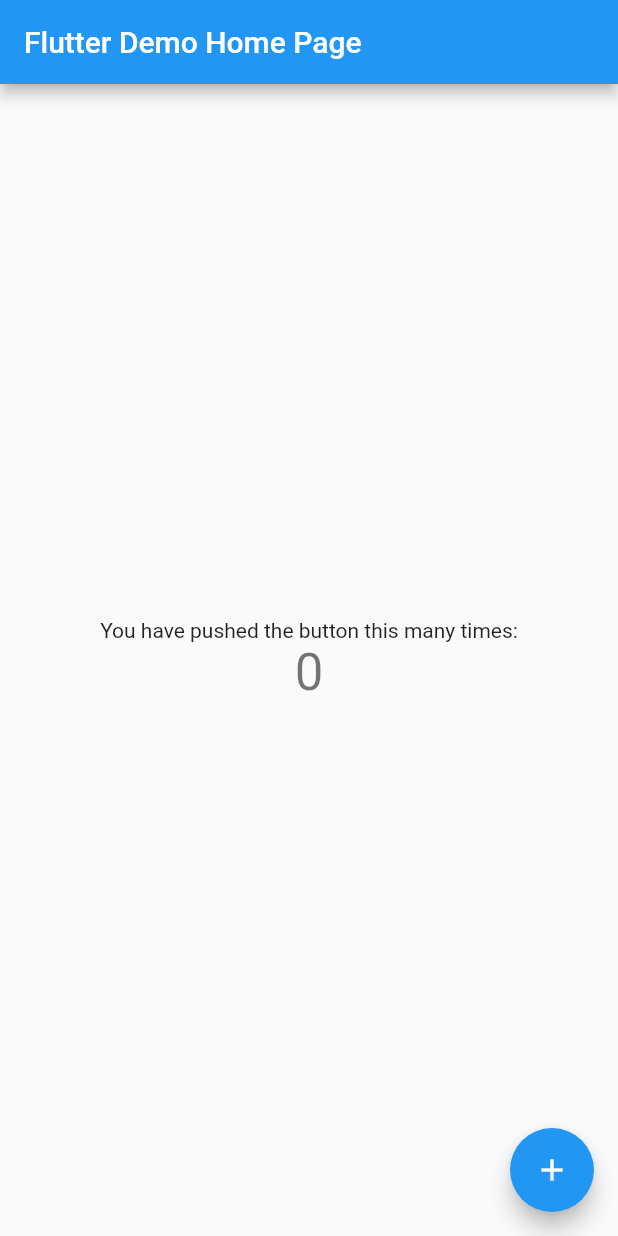
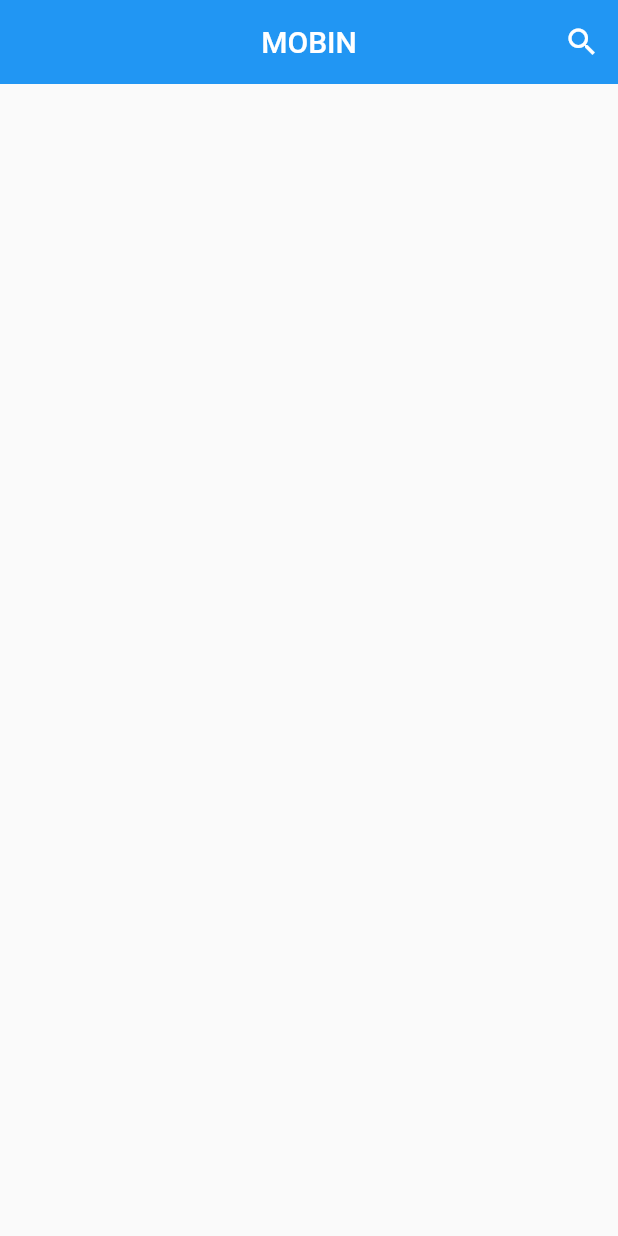
Before and after one commit to BlamerX/Trav-Pal, a Flutter app: the screen it shows after launch, on a phone screen of 412 x 824 dp. Run offline on Flutter 3.47's test engine with Material 2 defaults, Android fonts, the phone set to English and light mode, and no system bars.

Commit message:
Made the splash Page and Home Page and attached them together.

```diff
--- /dev/null
+++ b/lib/homepage.dart
@@ -0,0 +1,25 @@
+import 'package:flutter/material.dart';
+
+class HomePage extends StatelessWidget {
+  const HomePage({super.key});
+
+  @override
+  Widget build(BuildContext context) {
+    return Scaffold(
+      appBar: AppBar(
+        centerTitle: true,
+        elevation: 0,
+        title: const Text("MOBIN"),
+        actions: const [
+          IconButton(
+            icon: Icon(
+              Icons.search,
+              color: Colors.white,
+            ),
+            onPressed: null,
+          )
+        ],
+      ),
+    );
+  }
+}
--- a/lib/main.dart
+++ b/lib/main.dart
@@ -1,4 +1,5 @@
 import 'package:flutter/material.dart';
+import './splashscreen.dart';
 
 void main() {
   runApp(const MyApp());
@@ -7,109 +8,11 @@ void main() {
 class MyApp extends StatelessWidget {
   const MyApp({super.key});
 
-  // This widget is the root of your application.
   @override
   Widget build(BuildContext context) {
-    return MaterialApp(
-      title: 'Flutter Demo',
-      theme: ThemeData(
-        // This is the theme of your application.
-        //
-        // Try running your application with "flutter run". You'll see the
-        // application has a blue toolbar. Then, without quitting the app, try
-        // changing the primarySwatch below to Colors.green and then invoke
-        // "hot reload" (press "r" in the console where you ran "flutter run",
-        // or simply save your changes to "hot reload" in a Flutter IDE).
-        // Notice that the counter didn't reset back to zero; the application
-        // is not restarted.
-        primarySwatch: Colors.blue,
-      ),
-      home: const MyHomePage(title: 'Flutter Demo Home Page'),
+    return const MaterialApp(
+      title: "MOBIN",
+      home: SplashScreen(),
     );
   }
 }
-
-class MyHomePage extends StatefulWidget {
-  const MyHomePage({super.key, required this.title});
-
-  // This widget is the home page of your application. It is stateful, meaning
-  // that it has a State object (defined below) that contains fields that affect
-  // how it looks.
-
-  // This class is the configuration for the state. It holds the values (in this
-  // case the title) provided by the parent (in this case the App widget) and
-  // used by the build method of the State. Fields in a Widget subclass are
-  // always marked "final".
-
-  final String title;
-
-  @override
-  State<MyHomePage> createState() => _MyHomePageState();
-}
-
-class _MyHomePageState extends State<MyHomePage> {
-  int _counter = 0;
-
-  void _incrementCounter() {
-    setState(() {
-      // This call to setState tells the Flutter framework that something has
-      // changed in this State, which causes it to rerun the build method below
-      // so that the display can reflect the updated values. If we changed
-      // _counter without calling setState(), then the build method would not be
-      // called again, and so nothing would appear to happen.
-      _counter++;
-    });
-  }
-
-  @override
-  Widget build(BuildContext context) {
-    // This method is rerun every time setState is called, for instance as done
-    // by the _incrementCounter method above.
-    //
-    // The Flutter framework has been optimized to make rerunning build methods
-    // fast, so that you can just rebuild anything that needs updating rather
-    // than having to individually change instances of widgets.
-    return Scaffold(
-      appBar: AppBar(
-        // Here we take the value from the MyHomePage object that was created by
-        // the App.build method, and use it to set our appbar title.
-        title: Text(widget.title),
-      ),
-      body: Center(
-        // Center is a layout widget. It takes a single child and positions it
-        // in the middle of the parent.
-        child: Column(
-          // Column is also a layout widget. It takes a list of children and
-          // arranges them vertically. By default, it sizes itself to fit its
-          // children horizontally, and tries to be as tall as its parent.
-          //
-          // Invoke "debug painting" (press "p" in the console, choose the
-          // "Toggle Debug Paint" action from the Flutter Inspector in Android
-          // Studio, or the "Toggle Debug Paint" command in Visual Studio Code)
-          // to see the wireframe for each widget.
-          //
-          // Column has various properties to control how it sizes itself and
-          // how it positions its children. Here we use mainAxisAlignment to
-          // center the children vertically; the main axis here is the vertical
-          // axis because Columns are vertical (the cross axis would be
-          // horizontal).
-          mainAxisAlignment: MainAxisAlignment.center,
-          children: <Widget>[
-            const Text(
-              'You have pushed the button this many times:',
-            ),
-            Text(
-              '$_counter',
-              style: Theme.of(context).textTheme.headline4,
-            ),
-          ],
-        ),
-      ),
-      floatingActionButton: FloatingActionButton(
-        onPressed: _incrementCounter,
-        tooltip: 'Increment',
-        child: const Icon(Icons.add),
-      ), // This trailing comma makes auto-formatting nicer for build methods.
-    );
-  }
-}
```
Also changed, not shown: lib/splashscreen.dart (added, +42 -0 lines), pubspec.yaml (+14 -5 lines), assets/images/mobin_dark_image.png (added), assets/images/mobin_light_image.png (added), assets/logo/mobin_dark.png (added), assets/logo/mobin_light.png (added), pubspec.lock, 5 other files.
